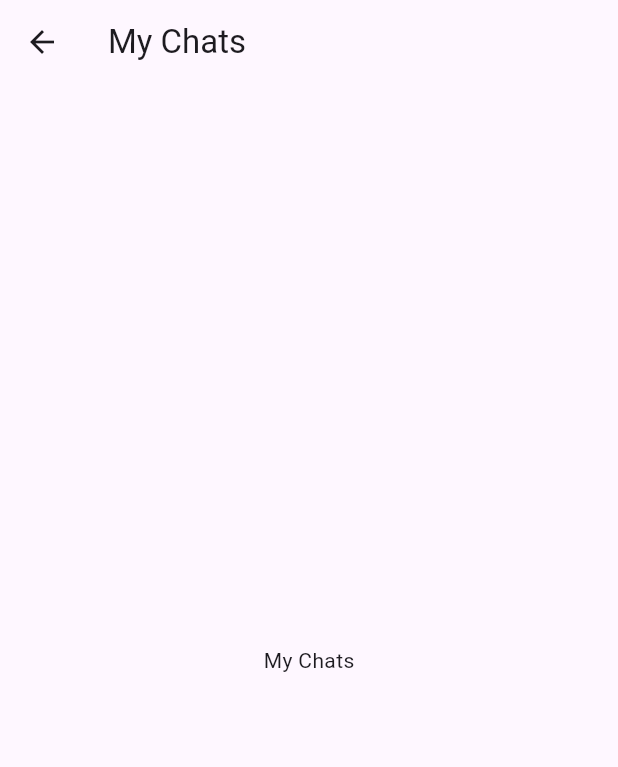
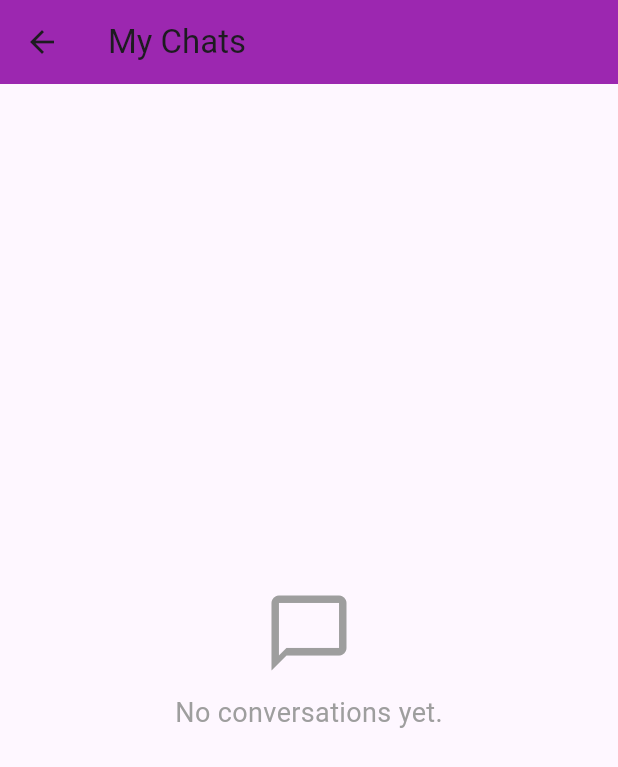
Before and after one commit to suleymansurucu/flutter_live_chat_project, a Flutter app: the ChatsPage screen opened directly, on a phone screen of 412 x 824 dp. Shown: the top 767 px of the screen. Run offline on Flutter 3.47's test engine with Material 3 defaults, Android fonts, the phone set to English and light mode, and no system bars; our stand-ins replace cloud_firestore, firebase_auth, firebase_core, firebase_storage, get_it, google_sign_in and 1 more; accounts and stored records are empty; generated files the repository leaves out were written again.

```diff
--- a/lib/app/chats_page.dart
+++ b/lib/app/chats_page.dart
@@ -1,4 +1,6 @@
 import 'package:flutter/material.dart';
+import 'package:flutter_chat_projects/viewmodel/user_view_model.dart';
+import 'package:provider/provider.dart';
 
 class ChatsPage extends StatefulWidget {
   const ChatsPage({super.key});
@@ -10,9 +12,74 @@ class ChatsPage extends StatefulWidget {
 class _ChatsPageState extends State<ChatsPage> {
   @override
   Widget build(BuildContext context) {
+    UserViewModel userViewModel = Provider.of<UserViewModel>(context);
+
+    if (userViewModel.user == null) {
+      return Scaffold(
+        appBar: AppBar(title: Text('My Chats')),
+        body: Center(child: CircularProgressIndicator()),
+      );
+    }
+
     return Scaffold(
-      appBar: AppBar(title: Text('My Chats'),),
-      body: Center(child: Text('My Chats'),),
+      appBar: AppBar(
+        title: Text('My Chats'),
+        backgroundColor: Colors.purple,
+      ),
+      body: FutureBuilder(
+        future: userViewModel.getAllConversations(userViewModel.user!.userID),
+        builder: (context, snapshot) {
+          // 📌 Veri yüklenirken bekleme durumu
+          if (snapshot.connectionState == ConnectionState.waiting) {
+            return Center(child: CircularProgressIndicator());
+          }
+
+          // 📌 Hata oluşursa kullanıcıya göster
+          if (snapshot.hasError) {
+            return Center(
+              child: Text(
+                "An error occurred, please try again.",
+                style: TextStyle(color: Colors.red, fontSize: 16),
+              ),
+            );
+          }
+
+          // 📌 Eğer hiç sohbet yoksa
+          if (!snapshot.hasData || snapshot.data!.isEmpty) {
+            return Center(
+              child: Column(
+                mainAxisAlignment: MainAxisAlignment.center,
+                children: [
+                  Icon(Icons.chat_bubble_outline, size: 60, color: Colors.grey),
+                  SizedBox(height: 10),
+                  Text(
+                    "No conversations yet.",
+                    style: TextStyle(fontSize: 18, color: Colors.grey),
+                  ),
+                ],
+              ),
+            );
+          }
+
+          // 📌 Veri varsa listeyi oluştur
+          var allChats = snapshot.data!;
+
+          return ListView.builder(
+            itemCount: allChats.length,
+            itemBuilder: (context, index) {
+              var thisChat = allChats[index];
+
+              return ListTile(
+                title: Text(thisChat.last_message),
+                subtitle: Text(thisChat.receiver_userName),
+                leading: CircleAvatar(
+                  backgroundImage: NetworkImage(thisChat.receiver_profileUrl)
+                ),
+              );
+            },
+          );
+        },
+      ),
     );
   }
 }
--- a/lib/main.dart
+++ b/lib/main.dart
@@ -14,6 +14,7 @@ void main() async {
   setupLocator();
   runApp(const MyApp());
 }
+
 
 class MyApp extends StatelessWidget {
   const MyApp({super.key});
--- /dev/null
+++ b/lib/model/chat_of_person.dart
@@ -0,0 +1,51 @@
+import 'package:cloud_firestore/cloud_firestore.dart';
+
+class ChatOfPerson {
+  final String sender;
+  final String receiver;
+  final bool seen_message;
+  final DateTime? creat_at;
+  final String last_message;
+  final DateTime? seen_message_date;
+  late String receiver_userName;
+  late String receiver_profileUrl;
+
+  ChatOfPerson({
+    required this.sender,
+    required this.receiver,
+    required this.seen_message,
+    required this.creat_at,
+    required this.last_message,
+    this.seen_message_date,
+  });
+
+  @override
+  String toString() {
+    return 'ChatOfPerson{sender: $sender, receiver: $receiver, '
+        'seen_message: $seen_message, creat_at: $creat_at, last_message: $last_message,'
+        ' seen_message_date: $seen_message_date}';
+  }
+
+  Map<String, dynamic> toMap() {
+    return {
+      'sender': sender,
+      'receiver': receiver,
+      'seen_message': seen_message,
+      'creat_at': creat_at != null ? Timestamp.fromDate(creat_at!) : FieldValue.serverTimestamp(),
+      'last_message': last_message,
+      'seen_message_date': seen_message_date,
+
+    };
+  }
+
+  factory ChatOfPerson.fromMap(Map<String, dynamic> map) {
+    return ChatOfPerson(
+      sender: map['sender'] as String,
+      receiver: map['receiver'] as String,
+      seen_message: map['seen_message'] as bool,
+      creat_at: map['creat_at'] != null ? (map['creat_at'] as Timestamp).toDate() : null,
+      last_message: map['last_message'] as String,
+      seen_message_date: map['seen_message_date'],
+    );
+  }
+}
--- a/lib/services/database_base.dart
+++ b/lib/services/database_base.dart
@@ -1,4 +1,5 @@
 
+import '../model/chat_of_person.dart';
 import '../model/message_model.dart';
 import '../model/user_model.dart';
 
@@ -10,7 +11,11 @@ abstract class DBBase{
   Future<bool> updateUsername(String userID,String userName);
   Future<bool> updateProfilePhoto(String userID, String profilePhotoURL);
   Future<List<UserModel>> getAllUsers();
+
+  Future<List<UserModel>>getUserWithPagination(UserModel lastUser, int usersToRetrieve);
   Stream<List<MessageModel>> getMessages(String currentUserID, String textToUserID);
   Future<bool> saveMessage(MessageModel saveMessage);
+  Future<List<ChatOfPerson>> getAllConversations(String currentUserID);
+
 
 }
```
Also changed, not shown: lib/app/home_page.dart (+15 -4 lines), lib/app/users_page.dart (+177 -34 lines), lib/repository/user_repository.dart (+76 -6 lines), lib/services/firestore_db_service.dart (+63 -0 lines), lib/viewmodel/all_users_view_model.dart (added, +49 -0 lines), lib/viewmodel/user_view_model.dart (+9 -0 lines).
